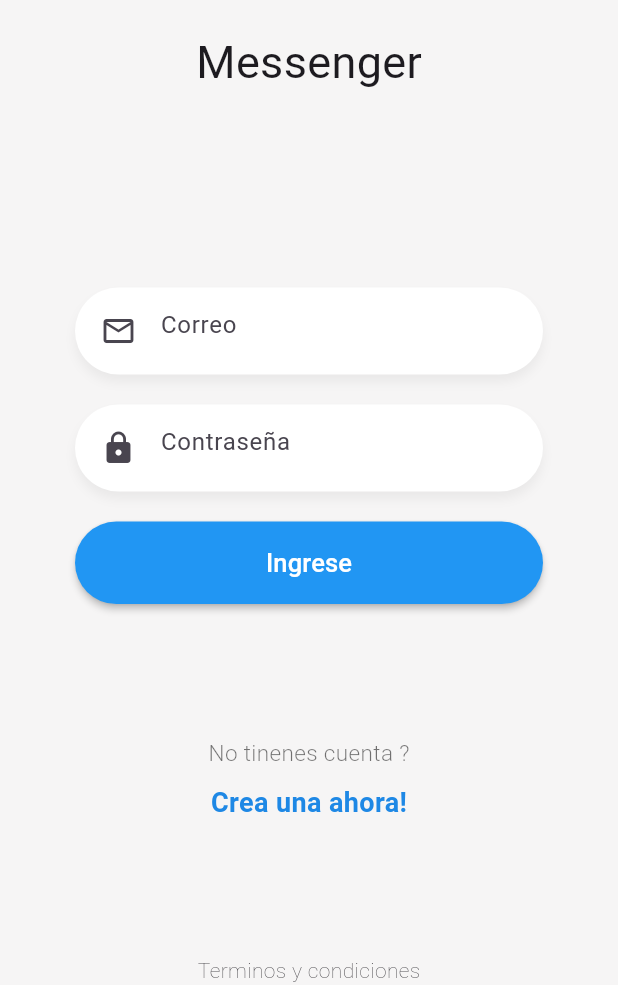
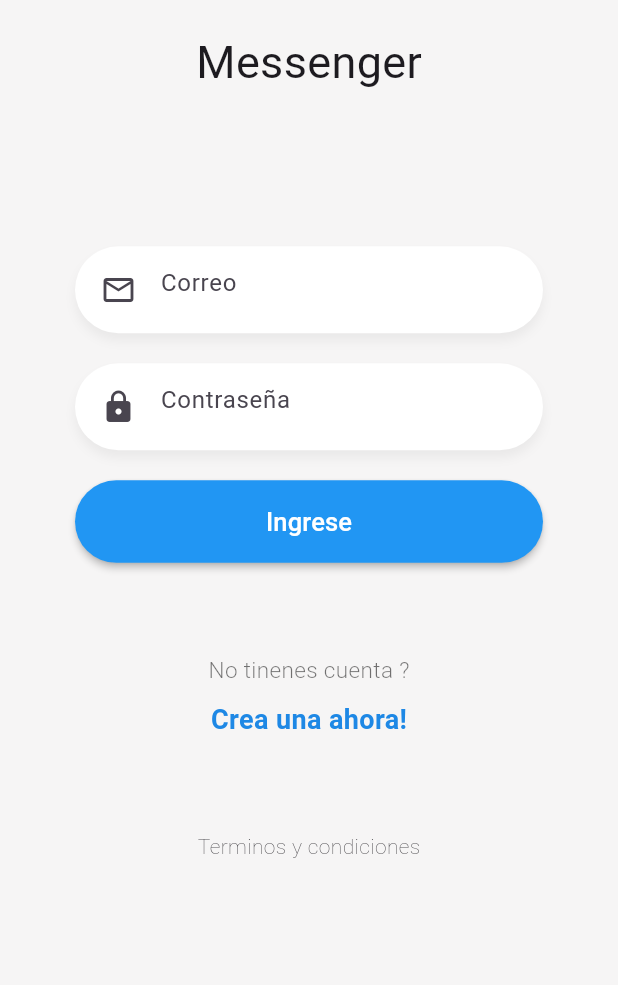
Before and after one commit to jhreyes483/flutter-a, a Flutter app: the screen it shows after launch, on a phone screen of 412 x 824 dp, the part 251-1236 px from its top. Run offline on Flutter 3.47's test engine with Material 3 defaults, Android fonts, the phone set to English and light mode, and no system bars; our stand-ins replace pie_chart, socket_io_client.

Commit message:
ocupar toda la pantalla con scroll

```diff
--- a/01-apps/b-chat/chat/lib/pages/login_page.dart
+++ b/01-apps/b-chat/chat/lib/pages/login_page.dart
@@ -13,6 +13,10 @@ class LoginPage extends StatelessWidget {
       backgroundColor: Color.fromARGB(255, 246, 245, 245),
 
       body: SafeArea(
+        child: SingleChildScrollView(
+              physics: BouncingScrollPhysics(), // efecto de salto cuando se hace socroll hacie abajo
+          child: Container(
+            height: MediaQuery.of(context).size.height * 0.9, // ocupa el 90 % de la pantalla
             child: Column(
               mainAxisAlignment: MainAxisAlignment.spaceBetween,
               children: [
@@ -22,6 +26,8 @@ class LoginPage extends StatelessWidget {
 
                 Text('Terminos y condiciones', style: TextStyle(fontWeight: FontWeight.w200))
               ],
+            ),
+          ),
         ),
       )
     );
```
Lines whose indentation alone changed are shown as unchanged.
